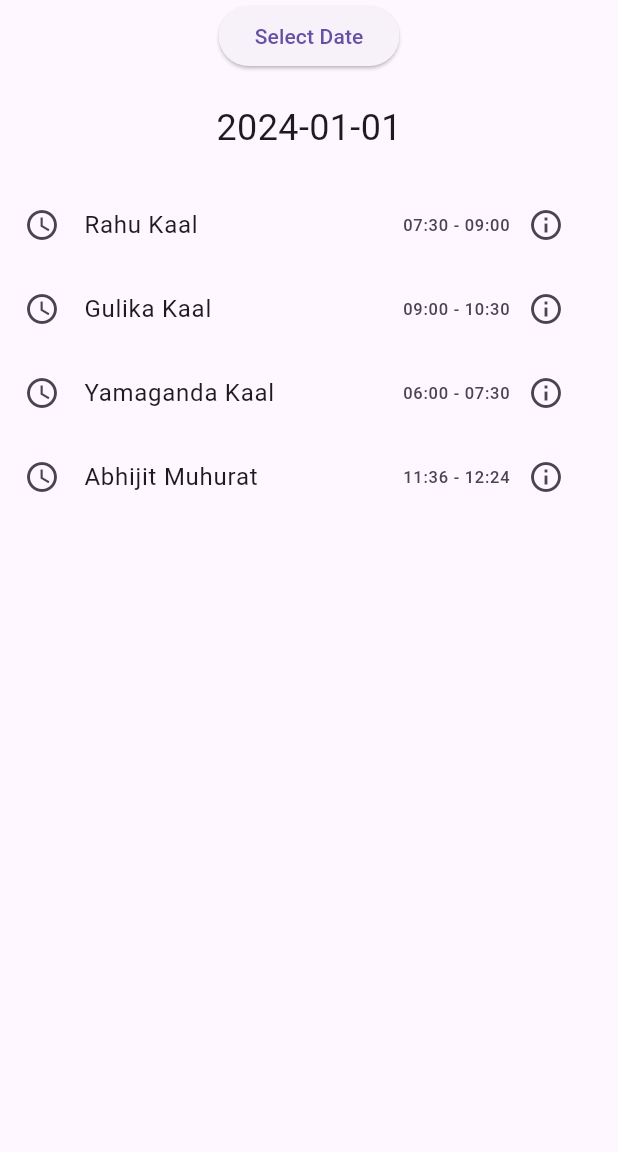
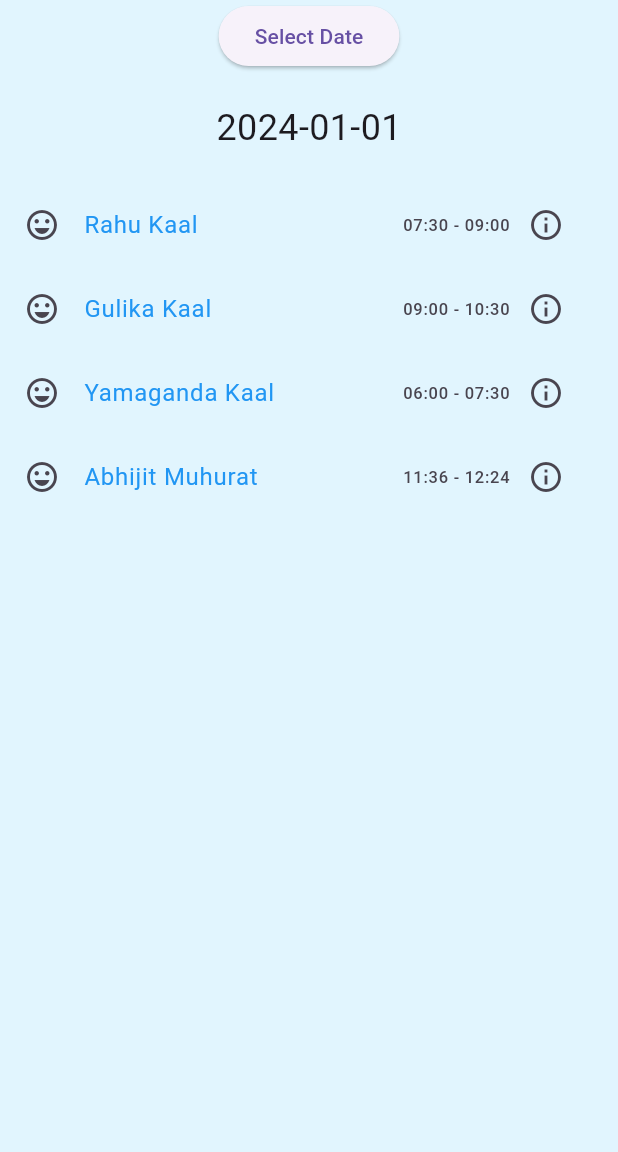
Before and after one commit to priyakantcharokar/panchaangapp, a Flutter app: the screen it shows after launch, on a phone screen of 412 x 824 dp, the part 84-1236 px from its top. Run offline on Flutter 3.47's test engine with Material 3 defaults, Android fonts, the phone set to English and light mode, and no system bars.

Commit message:
changed for colors

```diff
--- a/lib/main.dart
+++ b/lib/main.dart
@@ -12,6 +12,7 @@ class MyApp extends StatelessWidget {
       title: 'Kaal Calculator',
       theme: ThemeData(
         primarySwatch: Colors.blue,
+        scaffoldBackgroundColor: Colors.lightBlue[50], // Setting light blue as the background color
       ),
       home: KaalCalculator(),
     );
@@ -137,8 +138,11 @@ class _KaalCalculatorState extends State<KaalCalculator> {
                 itemBuilder: (context, index) {
                   String key = kaals.keys.elementAt(index);
                   return ListTile(
-                    leading: Icon(Icons.access_time), // Icon for the Kaal
-                    title: Text(key),
+                    leading: Icon(Icons.sentiment_very_satisfied), // Icon for the Kaal
+                    title: Text(key,
+                      style: TextStyle(
+                        color: Colors.blue, // Change this to your desired color
+                      ),),
                     trailing: Row(
                       mainAxisSize: MainAxisSize.min,
                       children: [
```
